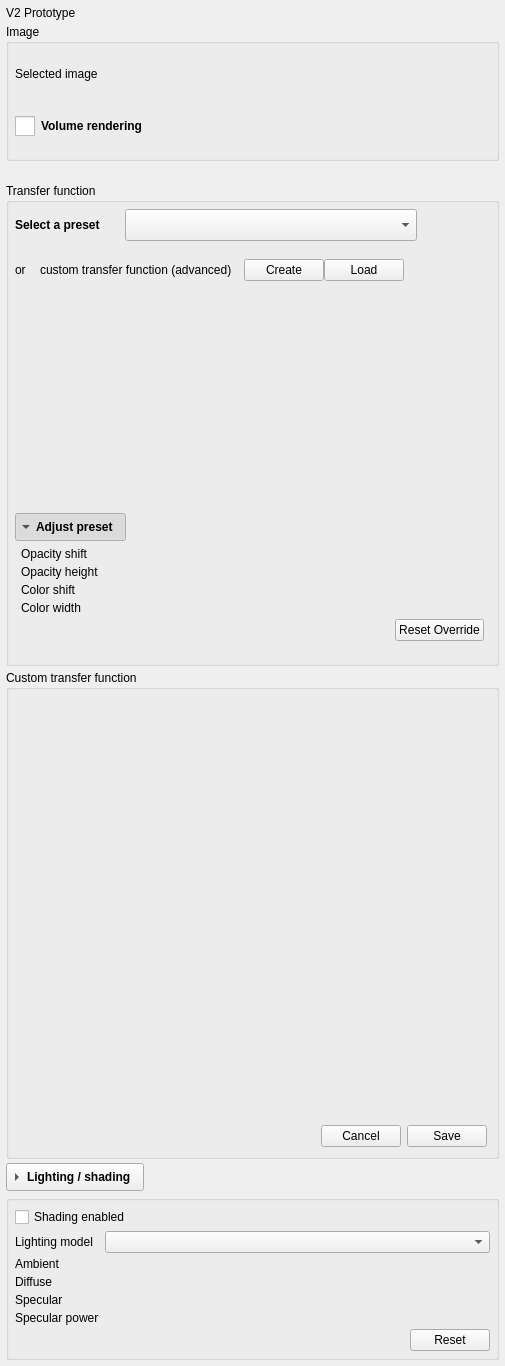
First picture: the form in Plugins/org.mitk.gui.qt.volumevisualization_v2/src/internal/QmitkVolumeVisualizationV2View.ui, repository MITK/MITK, before the edit.
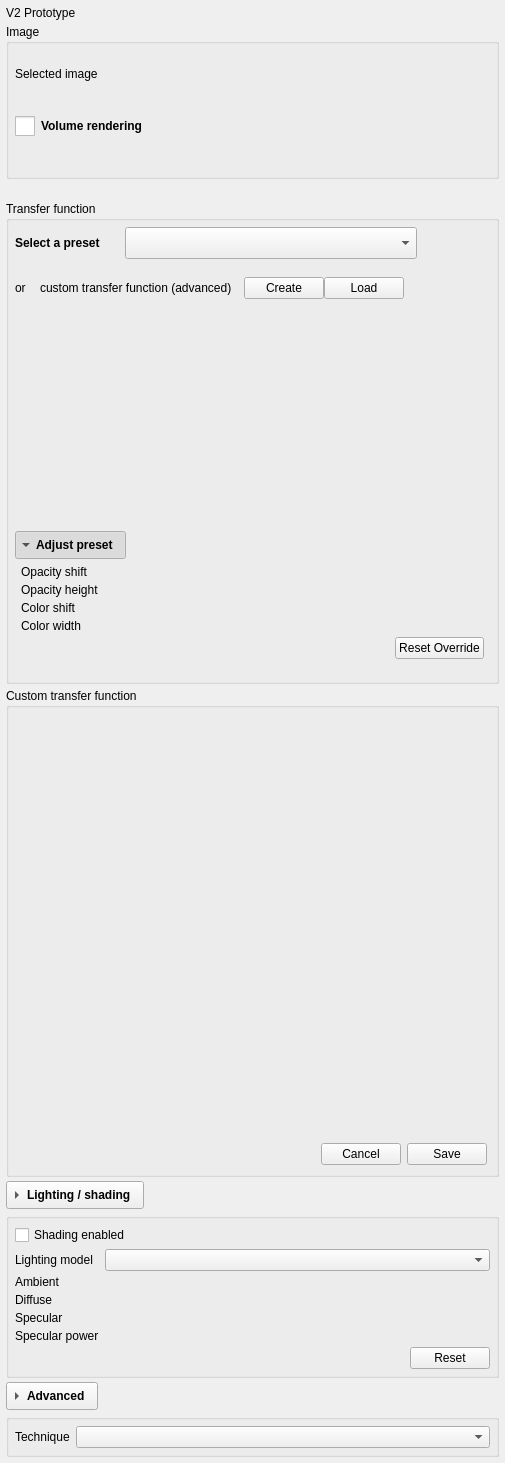
Second picture: the form after the edit. Custom widgets are drawn as their Qt base class.

Commit message: Expose the volume blend mode in the v2 view

Diff of the .ui file:
```diff
--- a/Plugins/org.mitk.gui.qt.volumevisualization_v2/src/internal/QmitkVolumeVisualizationV2View.ui
+++ b/Plugins/org.mitk.gui.qt.volumevisualization_v2/src/internal/QmitkVolumeVisualizationV2View.ui
@@ -162,6 +162,19 @@
         </property>
        </widget>
       </item>
+      <item row="3" column="0" colspan="3">
+       <widget class="QLabel" name="techniqueHintLabel">
+        <property name="textFormat">
+         <enum>Qt::TextFormat::PlainText</enum>
+        </property>
+        <property name="wordWrap">
+         <bool>true</bool>
+        </property>
+        <property name="text">
+         <string/>
+        </property>
+       </widget>
+      </item>
      </layout>
     </widget>
    </item>
@@ -755,6 +768,89 @@
      </layout>
     </widget>
    </item>
+   <item alignment="Qt::AlignLeft">
+    <widget class="QToolButton" name="advancedExpandButton">
+     <property name="sizePolicy">
+      <sizepolicy hsizetype="Expanding" vsizetype="Fixed">
+       <horstretch>0</horstretch>
+       <verstretch>0</verstretch>
+      </sizepolicy>
+     </property>
+     <property name="minimumSize">
+      <size>
+       <width>0</width>
+       <height>28</height>
+      </size>
+     </property>
+     <property name="font">
+      <font>
+       <bold>true</bold>
+      </font>
+     </property>
+     <property name="text">
+      <string>Advanced</string>
+     </property>
+     <property name="iconSize">
+      <size>
+       <width>16</width>
+       <height>16</height>
+      </size>
+     </property>
+     <property name="checkable">
+      <bool>true</bool>
+     </property>
+     <property name="toolButtonStyle">
+      <enum>Qt::ToolButtonStyle::ToolButtonTextBesideIcon</enum>
+     </property>
+     <property name="arrowType">
+      <enum>Qt::ArrowType::RightArrow</enum>
+     </property>
+    </widget>
+   </item>
+   <item>
+    <widget class="QGroupBox" name="advancedPanel">
+     <property name="sizePolicy">
+      <sizepolicy hsizetype="Preferred" vsizetype="Fixed">
+       <horstretch>0</horstretch>
+       <verstretch>0</verstretch>
+      </sizepolicy>
+     </property>
+     <property name="title">
+      <string/>
+     </property>
+     <layout class="QGridLayout" name="advancedLayout" columnstretch="0,100">
+      <property name="leftMargin">
+       <number>6</number>
+      </property>
+      <property name="topMargin">
+       <number>6</number>
+      </property>
+      <property name="rightMargin">
+       <number>6</number>
+      </property>
+      <property name="bottomMargin">
+       <number>6</number>
+      </property>
+      <property name="verticalSpacing">
+       <number>4</number>
+      </property>
+      <item row="0" column="0">
+       <widget class="QLabel" name="techniqueLabel">
+        <property name="text">
+         <string>Technique</string>
+        </property>
+       </widget>
+      </item>
+      <item row="0" column="1">
+       <widget class="QComboBox" name="techniqueComboBox">
+        <property name="toolTip">
+         <string>How the samples along each viewing ray are combined into one pixel. Composite is the only one that builds up a three-dimensional image, and the only one any lighting applies to; the rest flatten each ray to a single value and read as a projection radiograph.</string>
+        </property>
+       </widget>
+      </item>
+     </layout>
+    </widget>
+   </item>
    <item>
     <spacer name="verticalSpacer">
      <property name="orientation">
```
The commit also changes 5 other files.
